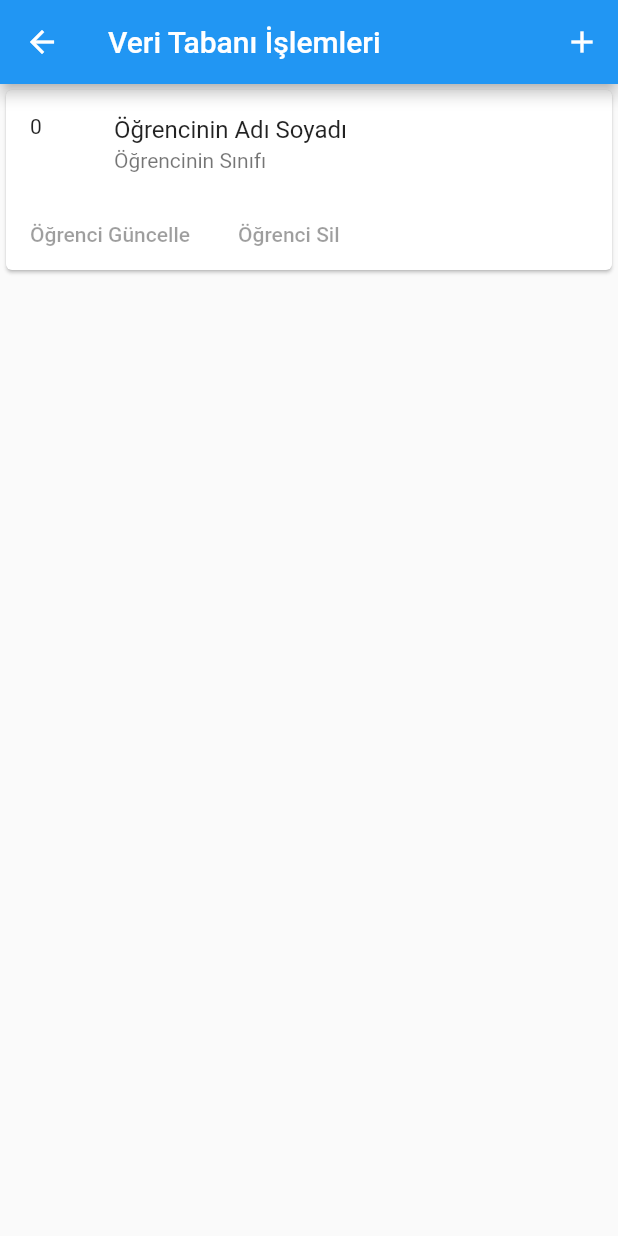
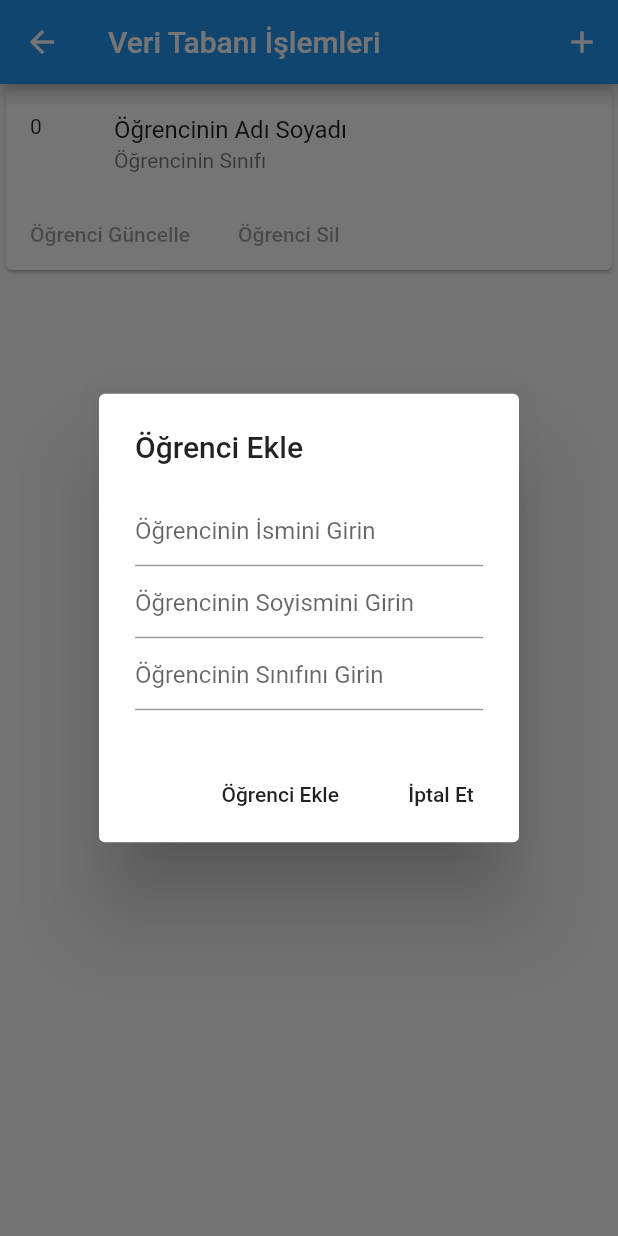
Before and after one commit to enesaslan/learning, a Flutter app: the VtAnasayfa screen opened by its route, after a tap on the "add" icon, on a phone screen of 412 x 824 dp. Run offline on Flutter 3.47's test engine with Material 2 defaults, Android fonts, the phone set to English and light mode, and no system bars; our stand-ins replace fluttertoast, shared_preferences, sqflite; missing offline and left inert: lamp; accounts and stored records are empty.

Commit message:
Düzeltmeler Yapıldı

```diff
--- a/lib/arayuz/elfeneri.dart
+++ b/lib/arayuz/elfeneri.dart
@@ -12,7 +12,7 @@ class ElFeneri extends StatefulWidget{
 
 class FenerState extends State<ElFeneri>{
 
-  bool _flashVarMi = false;
+  bool flashVarMi = false;
   bool _acikMi = false;
   double _siddeti=1.0;
   String lamba="lampoff", btn="Aç", btnRenk="red";
@@ -27,7 +27,7 @@ class FenerState extends State<ElFeneri>{
   ilkAcilis() async {
     bool flashVarMi =await Lamp.hasLamp;
     setState(() {
-     _flashVarMi = flashVarMi;
+     flashVarMi = flashVarMi;
     });
   }
 
@@ -44,7 +44,7 @@ class FenerState extends State<ElFeneri>{
     }
     var v =await Lamp.hasLamp;
     setState(() {
-     _flashVarMi = v;
+     flashVarMi = v;
      _acikMi = !_acikMi;
     });
   }
--- a/lib/arayuz/veritabani/Vtanasayfa.dart
+++ b/lib/arayuz/veritabani/Vtanasayfa.dart
@@ -1,25 +1,97 @@
 import 'package:flutter/material.dart';
+import 'package:ilk_uygulama/arayuz/veritabani/ogrenci.dart';
+import 'package:ilk_uygulama/arayuz/veritabani/vtyardimcisi.dart';
 
-class VtAnasayfa extends StatefulWidget{
+class VtAnasayfa extends StatefulWidget {
   @override
   State<StatefulWidget> createState() => VtState();
 }
 
+class VtState extends State<VtAnasayfa> {
+  VtYardimcisi vtYardimcisi = new VtYardimcisi();
 
+  final formKontrolcu = GlobalKey<FormState>();
 
-class VtState extends State<VtAnasayfa>{
-  _ogrenciEkle() {}
+  final isimKontrolcu = TextEditingController();
+  final soyIsimKontrolcu = TextEditingController();
+  final sinifKontrolcu = TextEditingController();
+
+  _ogrenciEkle() {
+    vtYardimcisi
+        .ogrenciKaydet(new Ogrenci(
+            isimKontrolcu.text, soyIsimKontrolcu.text, sinifKontrolcu.text))
+        .then((deger) {
+      debugPrint(deger.toString());
+      if (deger > 0) {
+        Navigator.pop(context);
+      }
+    });
+  }
+
   _ogrenciSil(int oNo) {}
   _ogrenciGuncelle(int oNo) {}
+
+  void eklemeEkraniAc() {
+    showDialog(
+        context: context,
+        barrierDismissible: false,
+        builder: (context) {
+          return AlertDialog(
+            title: Text("Öğrenci Ekle"),
+            content: SingleChildScrollView(
+              child: Column(
+                children: <Widget>[
+                  Form(
+                    key: formKontrolcu,
+                    child: Column(
+                      children: <Widget>[
+                        TextFormField(
+                          controller: isimKontrolcu,
+                          decoration: InputDecoration(
+                            hintText: "Öğrencinin İsmini Girin",
+                          ),
+                        ),
+                        TextFormField(
+                          controller: soyIsimKontrolcu,
+                          decoration: InputDecoration(
+                            hintText: "Öğrencinin Soyismini Girin",
+                          ),
+                        ),
+                        TextFormField(
+                          controller: sinifKontrolcu,
+                          decoration: InputDecoration(
+                            hintText: "Öğrencinin Sınıfını Girin",
+                          ),
+                        ),
+                      ],
+                    ),
+                  ),
+                ],
+              ),
+            ),
+            actions: <Widget>[
+              FlatButton(
+                onPressed: _ogrenciEkle,
+                child: Text("Öğrenci Ekle"),
+              ),
+              FlatButton(
+                onPressed: () => Navigator.pop(context),
+                child: Text("İptal Et"),
+              ),
+            ],
+          );
+        });
+  }
+
   @override
   Widget build(BuildContext context) {
-
     return Scaffold(
-      appBar: AppBar(title: Text("Veri Tabanı İşlemleri"),
+      appBar: AppBar(
+        title: Text("Veri Tabanı İşlemleri"),
         actions: <Widget>[
           IconButton(
             icon: Icon(Icons.add),
-          onPressed: _ogrenciEkle,
+            onPressed: () => eklemeEkraniAc(),
           ),
         ],
       ),
@@ -28,7 +100,8 @@ class VtState extends State<VtAnasayfa>{
           Card(
             child: Column(
               children: <Widget>[
-                ListTile(title: Text("Öğrencinin Adı Soyadı"),
+                ListTile(
+                  title: Text("Öğrencinin Adı Soyadı"),
                   leading: Text("0"),
                   subtitle: Text("Öğrencinin Sınıfı"),
                 ),
@@ -51,5 +124,4 @@ class VtState extends State<VtAnasayfa>{
       ),
     );
   }
-
 }
--- a/lib/arayuz/widgetlar/anasayfa_card.dart
+++ b/lib/arayuz/widgetlar/anasayfa_card.dart
@@ -15,7 +15,7 @@ class AnaCard extends StatelessWidget{
               onTap: (){
                 Navigator.pushNamed(context, rota);
                 Fluttertoast.showToast(
-                    msg: "Text Field Örnek Kullanım Sayfası",
+                    msg: "Giriş Başarılı",
                     gravity: ToastGravity.BOTTOM,
                     toastLength: Toast.LENGTH_SHORT,
                     backgroundColor: Colors.black45,
```
Also changed, not shown: lib/arayuz/veritabani/vtyardimcisi.dart (+5 -5 lines), assets/images/lampon.png. Lines whose indentation alone changed are shown as unchanged.
